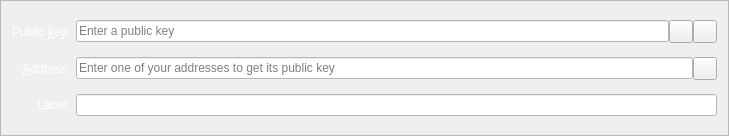
This is src/qt/forms/multisigaddressentry.ui in SpectreSecurityCoin/SpectreSecurityCoin as Qt 5 draws it before an edit. The edited form follows.
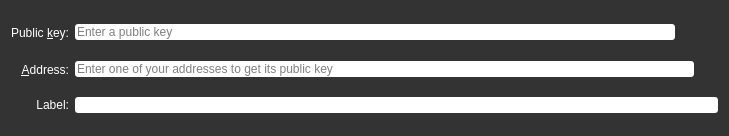
This is the edited form. Icons and pictures are not drawn. Custom widgets are drawn as their Qt base class.

Diff of the .ui file:
```diff
--- a/src/qt/forms/multisigaddressentry.ui
+++ b/src/qt/forms/multisigaddressentry.ui
@@ -14,7 +14,9 @@
    <string>Form</string>
   </property>
   <property name="styleSheet">
-   <string notr="true">color: rgb(255, 255, 255);</string>
+   <string notr="true">background-color:rgb(51, 51, 51);
+color: rgb(255, 255, 255);
+border-radius:3px;</string>
   </property>
   <property name="frameShape">
    <enum>QFrame::StyledPanel</enum>
@@ -60,6 +62,9 @@
        <property name="toolTip">
         <string>Paste public key from clipboard</string>
        </property>
+       <property name="styleSheet">
+        <string notr="true">padding-left:5px;</string>
+       </property>
        <property name="text">
         <string/>
        </property>
@@ -128,6 +133,9 @@
        <property name="toolTip">
         <string>Choose address from address book</string>
        </property>
+       <property name="styleSheet">
+        <string notr="true">padding-left:5px;</string>
+       </property>
        <property name="text">
         <string/>
        </property>
```
